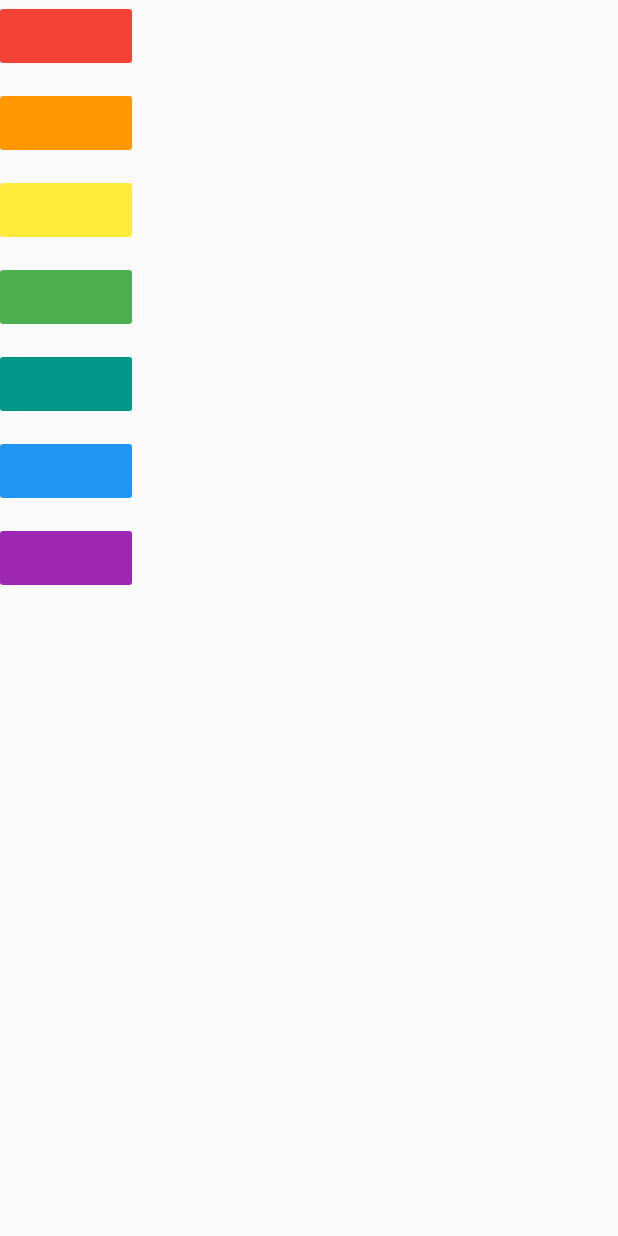
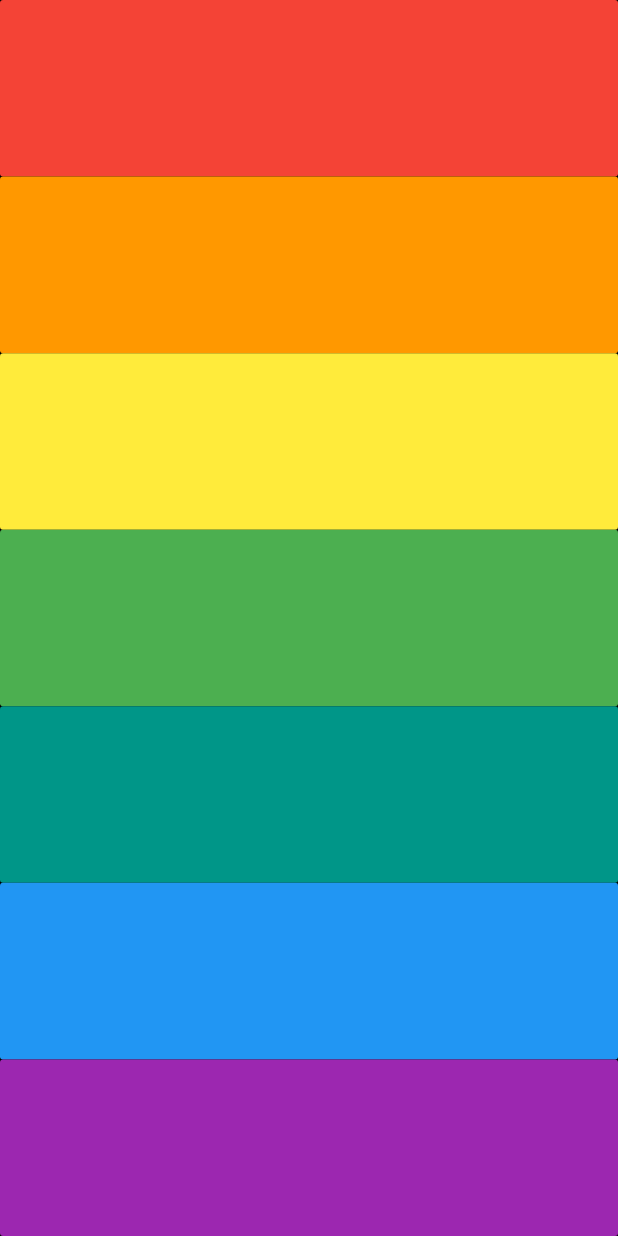
Before and after one commit to Shodric/Xilophone-flutter, a Flutter app: the screen it shows after launch, on a phone screen of 412 x 824 dp. Run offline on Flutter 3.47's test engine with Material 2 defaults, Android fonts, the phone set to English and light mode, and no system bars; our stand-ins replace just_audio.

Commit message:
Reestructuring of buttons

```diff
--- a/lib/main.dart
+++ b/lib/main.dart
@@ -29,68 +29,33 @@ class _MyAppState extends State<MyApp> {
     player.play();
   }
 
+  Expanded buildKey({color, nSound}) {
+    return Expanded(
+      child: FlatButton(
+        color: color,
+        onPressed: () {
+          playSound(nSound);
+        },
+        child: const Text(' '),
+      ),
+    );
+  }
+
   @override
   Widget build(BuildContext context) {
     return MaterialApp(
       home: Scaffold(
+        backgroundColor: Colors.black,
         body: Column(
+          crossAxisAlignment: CrossAxisAlignment.stretch,
           children: [
-            FlatButton(
-              color: Colors.red,
-              onPressed: () {
-                playSound(1);
-              },
-              child: const Text(' '),
-            ),
-            const SizedBox(height: 10),
-            FlatButton(
-              color: Colors.orange,
-              onPressed: () {
-                playSound(2);
-              },
-              child: const Text(' '),
-            ),
-            const SizedBox(height: 10),
-            FlatButton(
-              color: Colors.yellow,
-              onPressed: () {
-                playSound(3);
-              },
-              child: const Text(' '),
-            ),
-            const SizedBox(height: 10),
-            FlatButton(
-              color: Colors.green,
-              onPressed: () {
-                playSound(4);
-              },
-              child: const Text(' '),
-            ),
-            const SizedBox(height: 10),
-            FlatButton(
-              color: Colors.teal,
-              onPressed: () {
-                playSound(5);
-              },
-              child: const Text(' '),
-            ),
-            const SizedBox(height: 10),
-            FlatButton(
-              color: Colors.blue,
-              onPressed: () {
-                playSound(6);
-              },
-              child: const Text(' '),
-            ),
-            const SizedBox(height: 10),
-            FlatButton(
-              color: Colors.purple,
-              onPressed: () {
-                playSound(7);
-              },
-              child: const Text(' '),
-            ),
-            const SizedBox(height: 10),
+            buildKey(color: Colors.red, nSound: 1),
+            buildKey(color: Colors.orange, nSound: 2),
+            buildKey(color: Colors.yellow, nSound: 3),
+            buildKey(color: Colors.green, nSound: 4),
+            buildKey(color: Colors.teal, nSound: 5),
+            buildKey(color: Colors.blue, nSound: 6),
+            buildKey(color: Colors.purple, nSound: 7),
           ],
         ),
       ),
```
